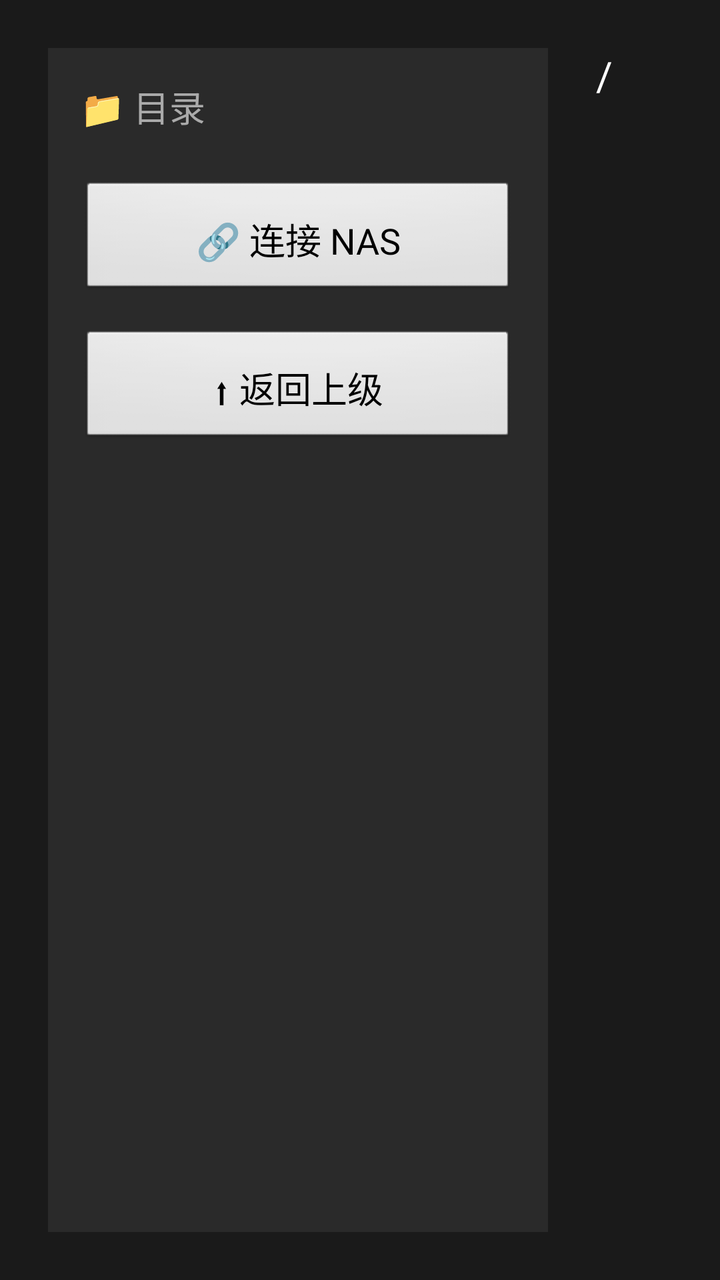
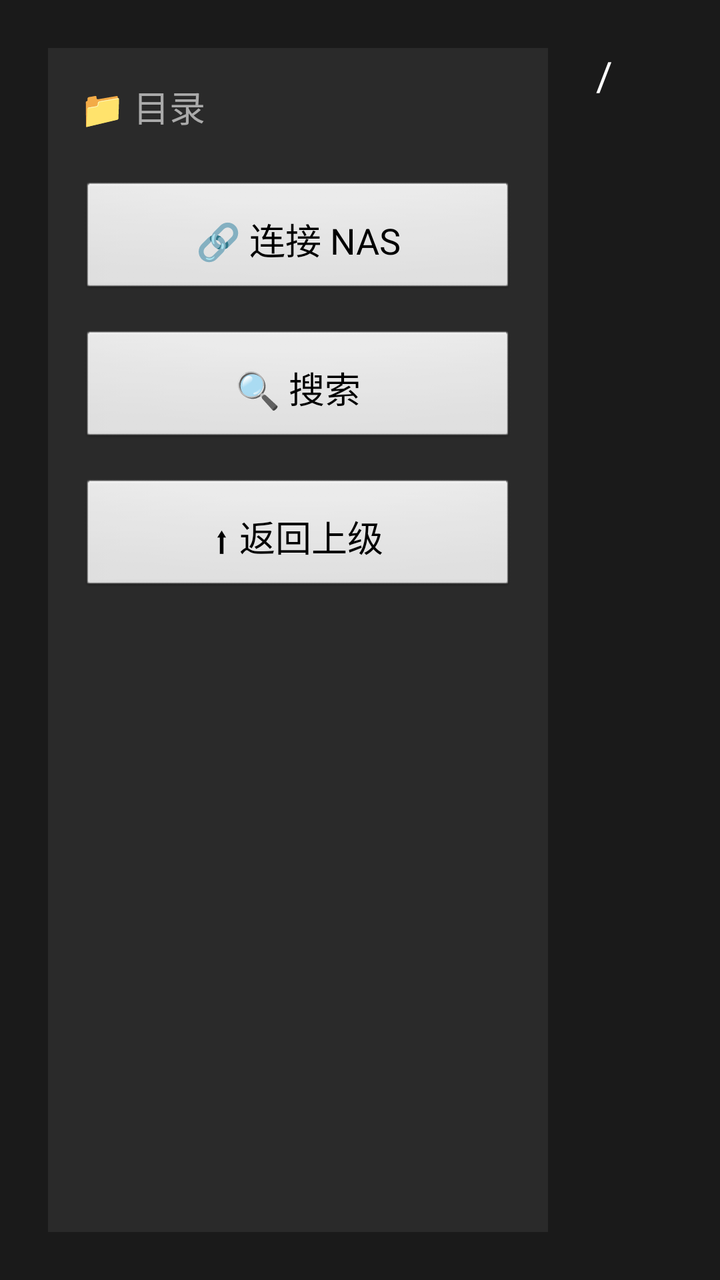

An Android layout rendered at two revisions. The XML below is the earlier revision; the diff shows what the commit changed to produce the second picture.
<!-- AndroidManifest.xml: application theme android:Theme.NoTitleBar.Fullscreen -->
<!-- res/layout/activity_main.xml -->
<?xml version="1.0" encoding="utf-8"?>
<LinearLayout xmlns:android="http://schemas.android.com/apk/res/android"
    android:layout_width="match_parent"
    android:layout_height="match_parent"
    android:orientation="horizontal"
    android:background="#1A1A1A"
    android:padding="24dp">

    
    <LinearLayout
        android:layout_width="250dp"
        android:layout_height="match_parent"
        android:orientation="vertical"
        android:background="#2A2A2A"
        android:padding="16dp">

        <TextView
            android:layout_width="wrap_content"
            android:layout_height="wrap_content"
            android:text="📁 目录"
            android:textColor="#AAAAAA"
            android:textSize="18sp"
            android:layout_marginBottom="24dp"/>

        <Button
            android:id="@+id/btnConnect"
            android:layout_width="match_parent"
            android:layout_height="wrap_content"
            android:text="🔗 连接 NAS"
            android:textSize="18sp"
            android:padding="16dp"
            android:layout_marginBottom="16dp"
            android:focusable="true"
            android:focusableInTouchMode="true" />

        <Button
            android:id="@+id/btnUp"
            android:layout_width="match_parent"
            android:layout_height="wrap_content"
            android:text="⬆ 返回上级"
            android:textSize="18sp"
            android:padding="16dp"
            android:focusable="true" />

    </LinearLayout>

    
    <LinearLayout
        android:layout_width="match_parent"
        android:layout_height="match_parent"
        android:orientation="vertical"
        android:paddingLeft="24dp">

        <TextView
            android:id="@+id/tvPath"
            android:layout_width="match_parent"
            android:layout_height="wrap_content"
            android:text="/"
            android:textColor="#FFFFFF"
            android:textSize="20sp"
            android:layout_marginBottom="16dp"/>

        <ListView
            android:id="@+id/listView"
            android:layout_width="match_parent"
            android:layout_height="match_parent"
            android:divider="#444444"
            android:dividerHeight="1dp"
            android:focusable="true"
            android:focusableInTouchMode="true" />

    </LinearLayout>

</LinearLayout>
<!-- resources referenced by this layout -->
<resources>

</resources>

<!-- the commit's change to res/layout/activity_main.xml (unified diff, before → after) -->
@@ -1,69 +1,145 @@
 <?xml version="1.0" encoding="utf-8"?>
-<LinearLayout xmlns:android="http://schemas.android.com/apk/res/android"
+<RelativeLayout xmlns:android="http://schemas.android.com/apk/res/android"
     android:layout_width="match_parent"
     android:layout_height="match_parent"
-    android:orientation="horizontal"
-    android:background="#1A1A1A"
-    android:padding="24dp">
+    android:background="#1A1A1A">
 
-    
     <LinearLayout
-        android:layout_width="250dp"
+        android:layout_width="match_parent"
         android:layout_height="match_parent"
-        android:orientation="vertical"
-        android:background="#2A2A2A"
-        android:padding="16dp">
+        android:orientation="horizontal"
+        android:padding="24dp">
 
-        <TextView
-            android:layout_width="wrap_content"
-            android:layout_height="wrap_content"
-            android:text="📁 目录"
-            android:textColor="#AAAAAA"
-            android:textSize="18sp"
-            android:layout_marginBottom="24dp"/>
+        
+        <LinearLayout
+            android:layout_width="250dp"
+            android:layout_height="match_parent"
+            android:orientation="vertical"
+            android:background="#2A2A2A"
+            android:padding="16dp">
 
-        <Button
-            android:id="@+id/btnConnect"
+            <TextView
+                android:layout_width="wrap_content"
+                android:layout_height="wrap_content"
+                android:text="📁 目录"
+                android:textColor="#AAAAAA"
+                android:textSize="18sp"
+                android:layout_marginBottom="24dp"/>
+
+            <Button
+                android:id="@+id/btnConnect"
+                android:layout_width="match_parent"
+                android:layout_height="wrap_content"
+                android:text="🔗 连接 NAS"
+                android:textSize="18sp"
+                android:padding="16dp"
+                android:layout_marginBottom="16dp"
+                android:focusable="true"
+                android:focusableInTouchMode="true" />
+
+            <Button
+                android:id="@+id/btnSearch"
+                android:layout_width="match_parent"
+                android:layout_height="wrap_content"
+                android:text="🔍 搜索"
+                android:textSize="18sp"
+                android:padding="16dp"
+                android:layout_marginBottom="16dp"
+                android:focusable="true" />
+
+            <Button
+                android:id="@+id/btnUp"
+                android:layout_width="match_parent"
+                android:layout_height="wrap_content"
+                android:text="⬆ 返回上级"
+                android:textSize="18sp"
+                android:padding="16dp"
+                android:focusable="true" />
+
+        </LinearLayout>
+
+        
+        <LinearLayout
             android:layout_width="match_parent"
-            android:layout_height="wrap_content"
-            android:text="🔗 连接 NAS"
-            android:textSize="18sp"
-            android:padding="16dp"
-            android:layout_marginBottom="16dp"
-            android:focusable="true"
-            android:focusableInTouchMode="true" />
+            android:layout_height="match_parent"
+            android:orientation="vertical"
+            android:paddingLeft="24dp">
 
-        <Button
-            android:id="@+id/btnUp"
-            android:layout_width="match_parent"
-            android:layout_height="wrap_content"
-            android:text="⬆ 返回上级"
-            android:textSize="18sp"
-            android:padding="16dp"
-            android:focusable="true" />
+            <TextView
+                android:id="@+id/tvPath"
+                android:layout_width="match_parent"
+                android:layout_height="wrap_content"
+                android:text="/"
+                android:textColor="#FFFFFF"
+                android:textSize="20sp"
+                android:layout_marginBottom="16dp"/>
 
+            <ListView
+                android:id="@+id/listView"
+                android:layout_width="match_parent"
+                android:layout_height="match_parent"
+                android:divider="#444444"
+                android:dividerHeight="1dp"
+                android:focusable="true"
+                android:focusableInTouchMode="true" />
+        </LinearLayout>
     </LinearLayout>
 
     
     <LinearLayout
+        android:id="@+id/searchOverlay"
         android:layout_width="match_parent"
         android:layout_height="match_parent"
         android:orientation="vertical"
-        android:paddingLeft="24dp">
+        android:background="#1A1A1A"
+        android:visibility="gone"
+        android:padding="32dp">
 
-        <TextView
-            android:id="@+id/tvPath"
+        
+        <LinearLayout
             android:layout_width="match_parent"
             android:layout_height="wrap_content"
-            android:text="/"
-            android:textColor="#FFFFFF"
-            android:textSize="20sp"
-            android:layout_marginBottom="16dp"/>
+            android:orientation="horizontal"
+            android:gravity="center_vertical">
+            
+            <Button
+                android:id="@+id/btnBackFromSearch"
+                android:layout_width="wrap_content"
+                android:layout_height="wrap_content"
+                android:text="返回"
+                android:textSize="18sp"
+                android:padding="16dp"
+                android:focusable="true" />
 
+            <TextView
+                android:id="@+id/tvSearchInput"
+                android:layout_width="0dp"
+                android:layout_height="60dp"
+                android:layout_weight="1"
+                android:background="#333333"
+                android:textColor="#FFFFFF"
+                android:textSize="24sp"
+                android:gravity="center_vertical"
+                android:padding="16dp"
+                android:layout_marginLeft="16dp"
+                android:text="|" />
+        </LinearLayout>
+
+        
+        <LinearLayout
+            android:id="@+id/keyboardContainer"
+            android:layout_width="match_parent"
+            android:layout_height="wrap_content"
+            android:orientation="vertical"
+            android:layout_marginTop="16dp" />
+
+        
         <ListView
-            android:id="@+id/listView"
+            android:id="@+id/searchResults"
             android:layout_width="match_parent"
-            android:layout_height="match_parent"
+            android:layout_height="0dp"
+            android:layout_weight="1"
+            android:layout_marginTop="16dp"
             android:divider="#444444"
             android:dividerHeight="1dp"
             android:focusable="true"
@@ -71,4 +147,4 @@
 
     </LinearLayout>
 
-</LinearLayout>
+</RelativeLayout>
